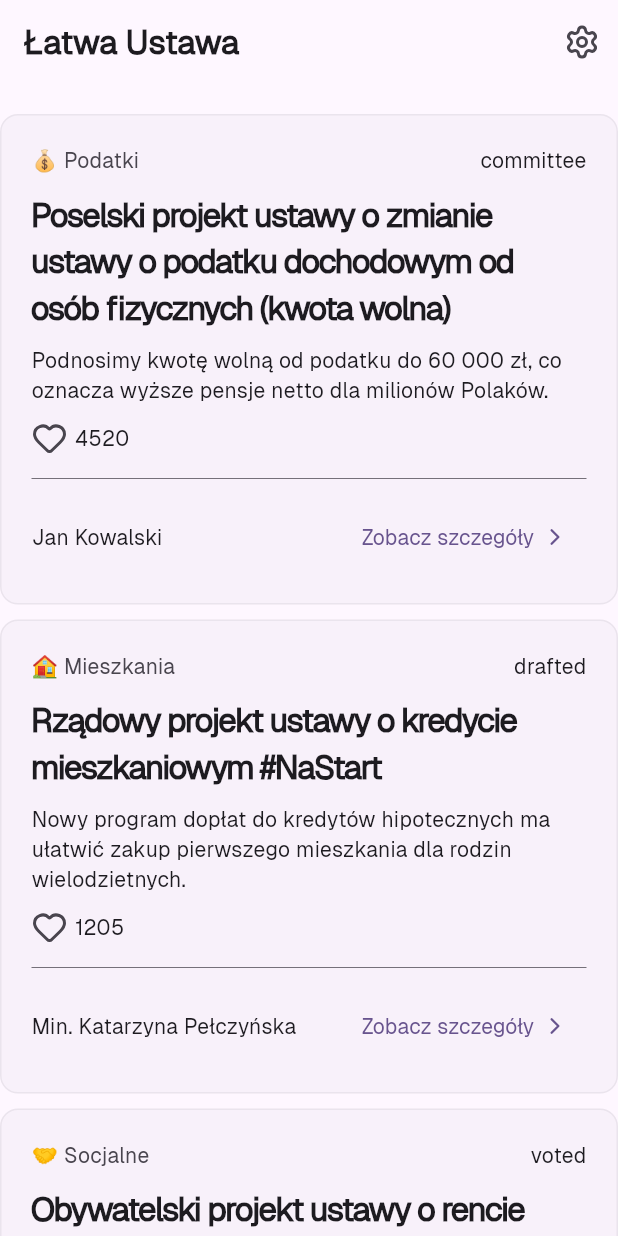
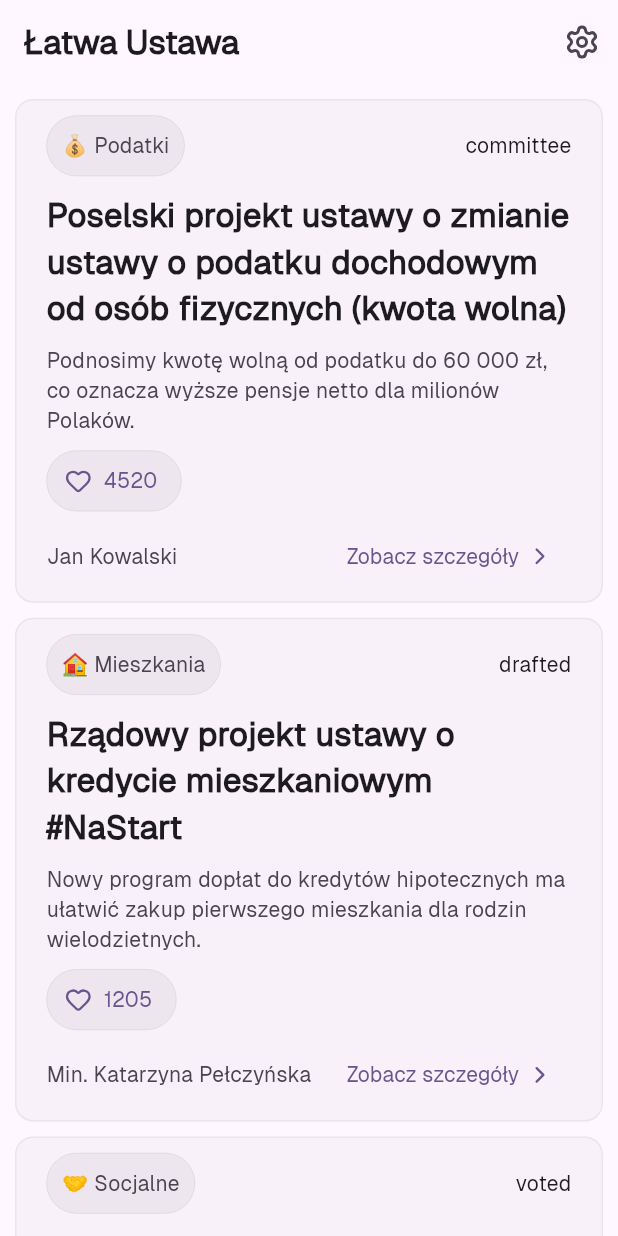
Before and after one commit to Schoji/LatwaUstawa, a Flutter app: the screen it shows after launch, on a phone screen of 412 x 824 dp. Run offline on Flutter 3.47's test engine with Material 3 defaults, Android fonts, the phone set to English and light mode, and no system bars; our stand-ins replace flutter_widget_from_html, lucide_icons_flutter; project files that could hold a hidden picture were left out.

Commit message:
Small changes to posts style

```diff
--- a/frontend/lib/home/widgets/post_builder.dart
+++ b/frontend/lib/home/widgets/post_builder.dart
@@ -21,7 +21,7 @@ class PostBuilder extends StatelessWidget {
             .map((post) => PostWidget(post: post))
             .toList();
         return Padding(
-          padding: const EdgeInsets.symmetric(vertical: 20),
+          padding: const EdgeInsets.symmetric(vertical: 10, horizontal: 10),
           child: Column(spacing: 10, children: children),
         );
       },
--- a/frontend/lib/home/widgets/post_widget.dart
+++ b/frontend/lib/home/widgets/post_widget.dart
@@ -11,8 +11,7 @@ class PostWidget extends StatelessWidget {
   @override
   Widget build(BuildContext context) {
     final colors = Theme.of(context).colorScheme;
-    return InkWell(
-      child: Container(
+    return Container(
       width: double.infinity,
       decoration: BoxDecoration(
         color: colors.surfaceContainerLow,
@@ -21,7 +20,7 @@ class PostWidget extends StatelessWidget {
       ),
 
       child: Padding(
-          padding: const EdgeInsets.symmetric(vertical: 20, horizontal: 20),
+        padding: const EdgeInsets.symmetric(vertical: 10, horizontal: 20),
         child: Column(
           spacing: 10,
           crossAxisAlignment: CrossAxisAlignment.start,
@@ -29,49 +28,63 @@ class PostWidget extends StatelessWidget {
             Row(
               mainAxisAlignment: MainAxisAlignment.spaceBetween,
               children: [
-                  Text(
+                Container(
+                  decoration: BoxDecoration(
+                    color: colors.surfaceContainerHigh,
+                    border: Border.all(
+                      color: colors.onSurfaceVariant.withAlpha(80),
+                      width: 0.2,
+                    ),
+                    borderRadius: BorderRadius.all(Radius.circular(20)),
+                  ),
+                  child: Padding(
+                    padding: const EdgeInsets.all(10),
+                    child: Text(
                       post.tags[0].toString(),
                       style: TextStyle(color: colors.onSurfaceVariant),
+                    ),
+                  ),
                 ),
                 Text(post.statusNormalized, style: TextStyle()),
               ],
             ),
             Text(
               post.title,
-                style: TextStyle(
-                  fontWeight: FontWeight.bold,
-                  fontSize: 22,
-                  letterSpacing: -1,
+              style: TextStyle(fontWeight: FontWeight.bold, fontSize: 22),
             ),
+            Text(
+              "${post.aiSummary.split(".")[0]}.",
+              style: TextStyle(color: colors.onSurfaceVariant),
             ),
-              Text("${post.aiSummary.split(".")[0]}.", style: TextStyle()),
-              Row(
-                crossAxisAlignment: CrossAxisAlignment.center,
-                mainAxisAlignment: MainAxisAlignment.start,
-                spacing: 5,
-                children: [
-                  IconButton(
+            Container(
+              decoration: BoxDecoration(
+                color: colors.surfaceContainerHigh,
+                border: Border.all(
+                  color: colors.onSurfaceVariant.withAlpha(80),
+                  width: 0.2,
+                ),
+                borderRadius: BorderRadius.all(Radius.circular(20)),
+              ),
+              child: TextButton.icon(
                 onPressed: () {},
-                    padding: EdgeInsets.zero,
-                    constraints: const BoxConstraints(),
                 style: const ButtonStyle(
                   tapTargetSize: MaterialTapTargetSize.shrinkWrap,
                 ),
                 icon: Icon(LucideIcons.heart),
+                label: Text(post.likesCount.toString()),
               ),
-                  Text(post.likesCount.toString()),
-                ],
-              ),
-              Divider(
-                color: colors.onSurfaceVariant,
-                height: 10,
-                thickness: 0.5,
             ),
             Row(
               mainAxisAlignment: MainAxisAlignment.spaceBetween,
               children: [
-                  Text(post.representativeName),
+                Text(
+                  post.representativeName,
+                  style: TextStyle(color: colors.onSurfaceVariant),
+                ),
                 TextButton(
+                  style: const ButtonStyle(
+                    tapTargetSize: MaterialTapTargetSize.shrinkWrap,
+                  ),
                   onPressed: () {
                     Navigator.push(
                       context,
@@ -93,7 +106,6 @@ class PostWidget extends StatelessWidget {
           ],
         ),
       ),
-      ),
     );
   }
 }
--- a/frontend/lib/main.dart
+++ b/frontend/lib/main.dart
@@ -22,8 +22,10 @@ class MyApp extends StatelessWidget {
         textTheme: ThemeData.dark().textTheme.apply(fontFamily: 'Geist'),
         scaffoldBackgroundColor: Colors.black,
         colorScheme: ColorScheme.dark().copyWith(
+          primary: Colors.red.shade300,
+          surfaceContainerHigh: Color.fromARGB(255, 25, 25, 25),
           onPrimaryContainer: Color(0x0d0d0dFF),
-          onSurfaceVariant: Colors.white.withAlpha(122),
+          onSurfaceVariant: Colors.white.withAlpha(150),
         ),
       ),
 
```
Also changed, not shown: 3 other files. Lines whose indentation alone changed are shown as unchanged.
